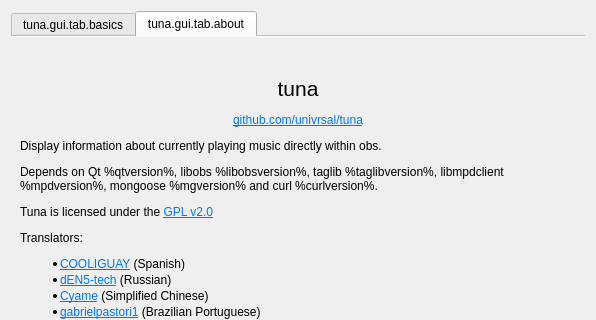
Old version of the form src/gui/tuna_gui.ui in the repository univrsal/tuna; both pictures show x 0 to 596 and y 0 to 320 of the 596 by 650 pixel window.
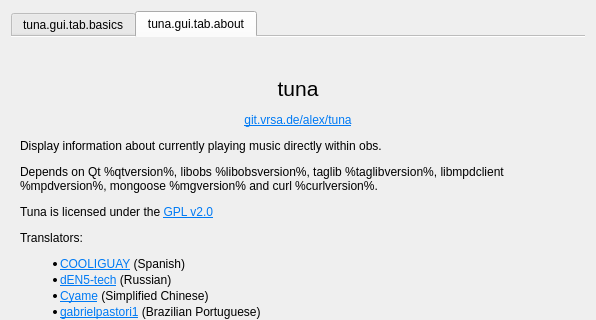
New version of the form. Icons and pictures are not drawn.

Commit message: Gui: Change git url

```diff
--- a/src/gui/tuna_gui.ui
+++ b/src/gui/tuna_gui.ui
@@ -802,7 +802,7 @@
           </sizepolicy>
          </property>
          <property name="text">
-          <string>&lt;html&gt;&lt;head/&gt;&lt;body&gt;&lt;p align=&quot;center&quot;&gt;&lt;span style=&quot; font-size:16pt;&quot;&gt;tuna&lt;/span&gt;&lt;/p&gt;&lt;p align=&quot;center&quot;&gt;&lt;a href=&quot;https://github.com/univrsal/tuna&quot;&gt;&lt;span style=&quot; text-decoration: underline; color:#007af4;&quot;&gt;github.com/univrsal/tuna&lt;/span&gt;&lt;/a&gt;&lt;/p&gt;&lt;p&gt;Display information about currently playing music directly within obs.&lt;/p&gt;&lt;p&gt;Depends on Qt %qtversion%, libobs %libobsversion%, taglib %taglibversion%, libmpdclient %mpdversion%, mongoose %mgversion% and curl %curlversion%.&lt;/p&gt;&lt;p&gt;Tuna is licensed under the &lt;a href=&quot;https://www.gnu.org/licenses/old-licenses/gpl-2.0.txt&quot;&gt;&lt;span style=&quot; text-decoration: underline; color:#007af4;&quot;&gt;GPL v2.0&lt;/span&gt;&lt;/a&gt;&lt;/p&gt;&lt;p&gt;Translators:&lt;/p&gt;&lt;ul style=&quot;margin-top: 0px; margin-bottom: 0px; margin-left: 0px; margin-right: 0px; -qt-list-indent: 1;&quot;&gt;&lt;li style=&quot; margin-top:12px; margin-bottom:2px; margin-left:0px; margin-right:0px; -qt-block-indent:0; text-indent:0px;&quot;&gt;&lt;a href=&quot;https://github.com/COOLIGUAY&quot;&gt;&lt;span style=&quot; text-decoration: underline; color:#007af4;&quot;&gt;COOLIGUAY&lt;/span&gt;&lt;/a&gt; (Spanish) &lt;/li&gt;&lt;li style=&quot; margin-top:2px; margin-bottom:2px; margin-left:0px; margin-right:0px; -qt-block-indent:0; text-indent:0px;&quot;&gt;&lt;a href=&quot;https://github.com/dEN5-tech&quot;&gt;&lt;span style=&quot; text-decoration: underline; color:#007af4;&quot;&gt;dEN5-tech&lt;/span&gt;&lt;/a&gt; (Russian)&lt;/li&gt;&lt;li style=&quot; margin-top:2px; margin-bottom:2px; margin-left:0px; margin-right:0px; -qt-block-indent:0; text-indent:0px;&quot;&gt;&lt;a href=&quot;https://github.com/Cyame&quot;&gt;&lt;span style=&quot; text-decoration: underline; color:#007af4;&quot;&gt;Cyame&lt;/span&gt;&lt;/a&gt; (Simplified Chinese) &lt;/li&gt;&lt;li style=&quot; margin-top:2px; margin-bottom:2px; margin-left:0px; margin-right:0px; -qt-block-indent:0; text-indent:0px;&quot;&gt;&lt;a href=&quot;https://github.com/gabrielpastori1&quot;&gt;&lt;span style=&quot; text-decoration: underline; color:#007af4;&quot;&gt;gabrielpastori1&lt;/span&gt;&lt;/a&gt; (Brazilian Portuguese) &lt;/li&gt;&lt;li style=&quot; margin-top:2px; margin-bottom:12px; margin-left:0px; margin-right:0px; -qt-block-indent:0; text-indent:0px;&quot;&gt;&lt;a href=&quot;https://github.com/orion78fr&quot;&gt;&lt;span style=&quot; text-decoration: underline; color:#007af4;&quot;&gt;orion78fr&lt;/span&gt;&lt;/a&gt; (French) &lt;/li&gt;&lt;/ul&gt;&lt;/body&gt;&lt;/html&gt;</string>
+          <string>&lt;html&gt;&lt;head/&gt;&lt;body&gt;&lt;p align=&quot;center&quot;&gt;&lt;span style=&quot; font-size:16pt;&quot;&gt;tuna&lt;/span&gt;&lt;/p&gt;&lt;p align=&quot;center&quot;&gt;&lt;a href=&quot;https://git.vrsal.de/alex/tuna&quot;&gt;&lt;span style=&quot; text-decoration: underline; color:#007af4;&quot;&gt;git.vrsa.de/alex/tuna&lt;/span&gt;&lt;/a&gt;&lt;/p&gt;&lt;p&gt;Display information about currently playing music directly within obs.&lt;/p&gt;&lt;p&gt;Depends on Qt %qtversion%, libobs %libobsversion%, taglib %taglibversion%, libmpdclient %mpdversion%, mongoose %mgversion% and curl %curlversion%.&lt;/p&gt;&lt;p&gt;Tuna is licensed under the &lt;a href=&quot;https://www.gnu.org/licenses/old-licenses/gpl-2.0.txt&quot;&gt;&lt;span style=&quot; text-decoration: underline; color:#007af4;&quot;&gt;GPL v2.0&lt;/span&gt;&lt;/a&gt;&lt;/p&gt;&lt;p&gt;Translators:&lt;/p&gt;&lt;ul style=&quot;margin-top: 0px; margin-bottom: 0px; margin-left: 0px; margin-right: 0px; -qt-list-indent: 1;&quot;&gt;&lt;li style=&quot; margin-top:12px; margin-bottom:2px; margin-left:0px; margin-right:0px; -qt-block-indent:0; text-indent:0px;&quot;&gt;&lt;a href=&quot;https://github.com/COOLIGUAY&quot;&gt;&lt;span style=&quot; text-decoration: underline; color:#007af4;&quot;&gt;COOLIGUAY&lt;/span&gt;&lt;/a&gt; (Spanish) &lt;/li&gt;&lt;li style=&quot; margin-top:2px; margin-bottom:2px; margin-left:0px; margin-right:0px; -qt-block-indent:0; text-indent:0px;&quot;&gt;&lt;a href=&quot;https://github.com/dEN5-tech&quot;&gt;&lt;span style=&quot; text-decoration: underline; color:#007af4;&quot;&gt;dEN5-tech&lt;/span&gt;&lt;/a&gt; (Russian)&lt;/li&gt;&lt;li style=&quot; margin-top:2px; margin-bottom:2px; margin-left:0px; margin-right:0px; -qt-block-indent:0; text-indent:0px;&quot;&gt;&lt;a href=&quot;https://github.com/Cyame&quot;&gt;&lt;span style=&quot; text-decoration: underline; color:#007af4;&quot;&gt;Cyame&lt;/span&gt;&lt;/a&gt; (Simplified Chinese) &lt;/li&gt;&lt;li style=&quot; margin-top:2px; margin-bottom:2px; margin-left:0px; margin-right:0px; -qt-block-indent:0; text-indent:0px;&quot;&gt;&lt;a href=&quot;https://github.com/gabrielpastori1&quot;&gt;&lt;span style=&quot; text-decoration: underline; color:#007af4;&quot;&gt;gabrielpastori1&lt;/span&gt;&lt;/a&gt; (Brazilian Portuguese) &lt;/li&gt;&lt;li style=&quot; margin-top:2px; margin-bottom:12px; margin-left:0px; margin-right:0px; -qt-block-indent:0; text-indent:0px;&quot;&gt;&lt;a href=&quot;https://github.com/orion78fr&quot;&gt;&lt;span style=&quot; text-decoration: underline; color:#007af4;&quot;&gt;orion78fr&lt;/span&gt;&lt;/a&gt; (French) &lt;/li&gt;&lt;/ul&gt;&lt;/body&gt;&lt;/html&gt;</string>
          </property>
          <property name="wordWrap">
           <bool>true</bool>
```
